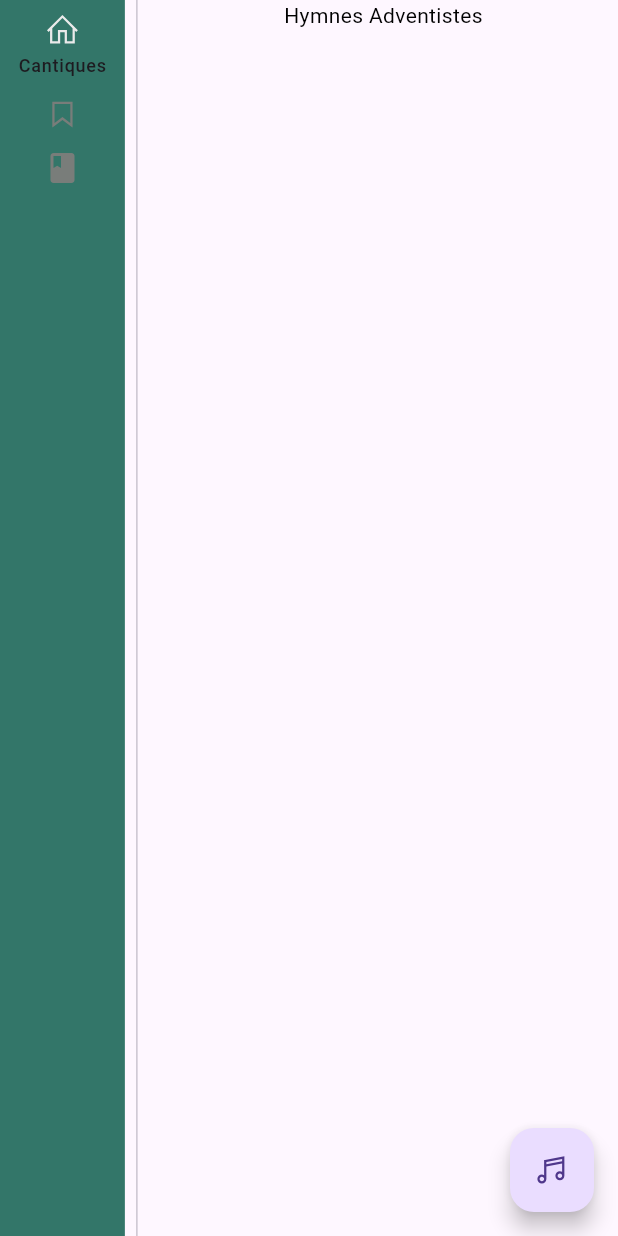
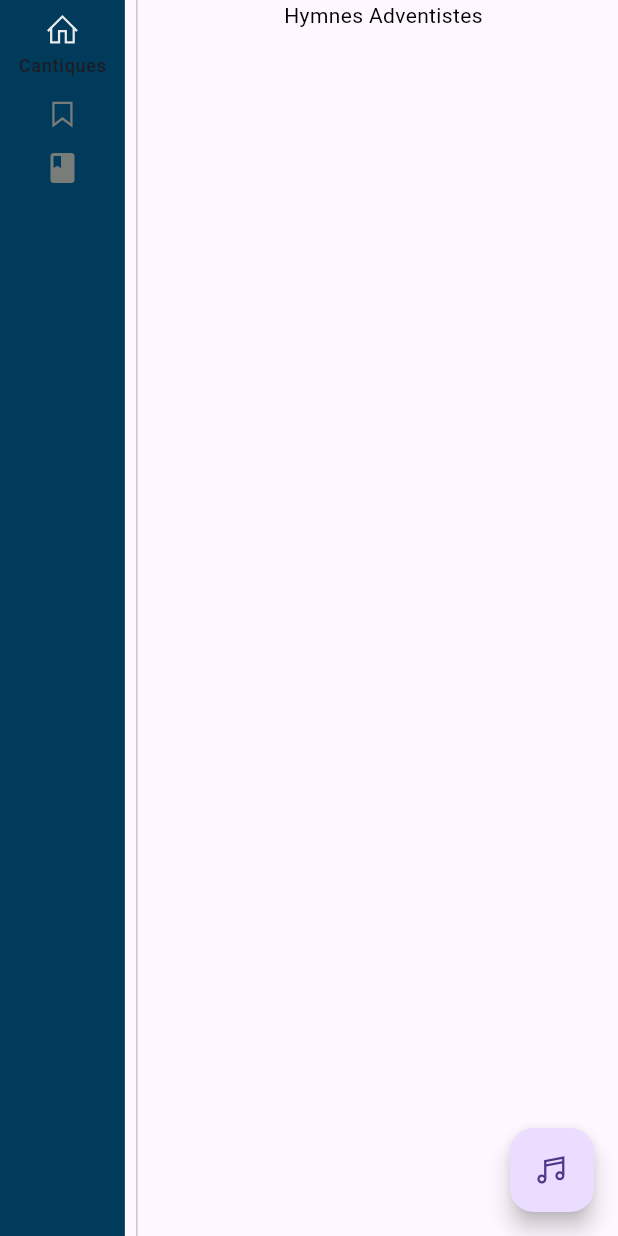
Before and after one commit to baimamboukar/hymnes_adventistes, a Flutter app: the screen it shows after launch, on a phone screen of 412 x 824 dp. Run offline on Flutter 3.47's test engine with Material 2 defaults, Android fonts, the phone set to English and light mode, and no system bars; our stand-ins replace auto_route, flutter_easyloading, flutter_riverpod, google_fonts, hive_flutter, line_icons; accounts and stored records are empty; generated files the repository leaves out were written again.

Commit message:
palette widget

```diff
--- a/lib/src/utils/palette.dart
+++ b/lib/src/utils/palette.dart
@@ -1,9 +1,9 @@
 import 'package:flutter/material.dart';
 
 class Palette {
-  static const Color primary = Color(0xFF337669);
-  static const Color secondary = Color(0xFFA1A1A1);
+  static const Color primary = Color(0xFF003B5C);
+  static const Color secondary = Color(0xFF007681);
+  static const Color tertiary = Color(0xFF7D2248);
   static const Color light = Color(0xFFEAEAEA);
   static const Color dark = Color(0xFF797D7A);
-  static const Color danger = Color.fromARGB(255, 250, 12, 12);
 }
```
